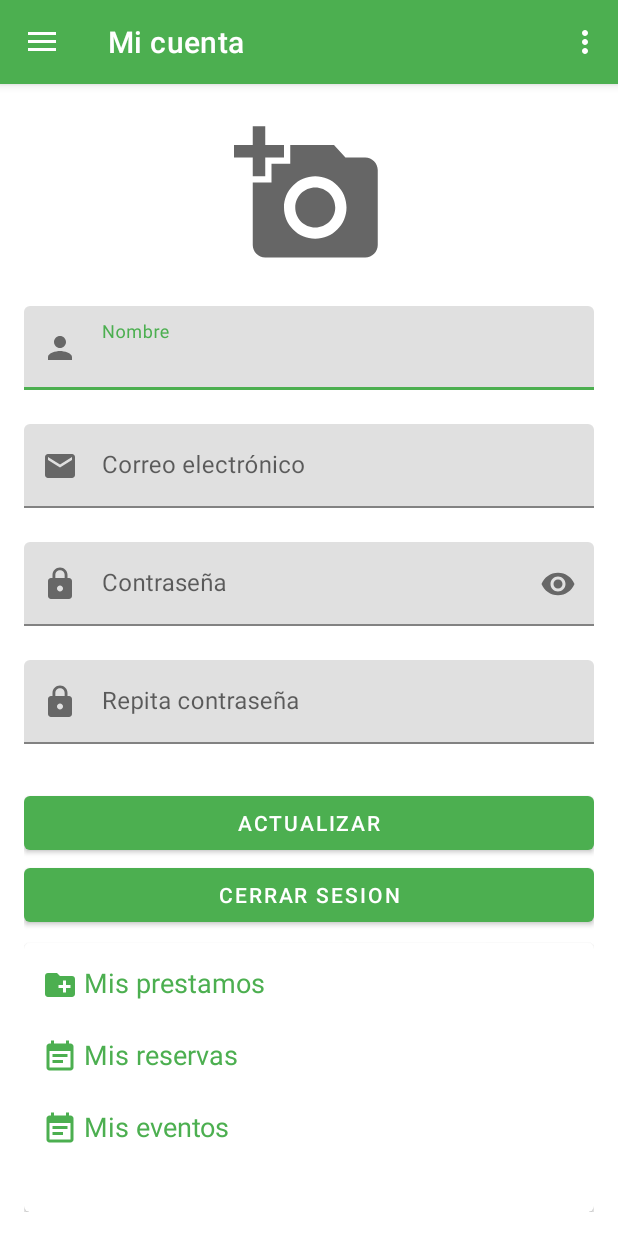
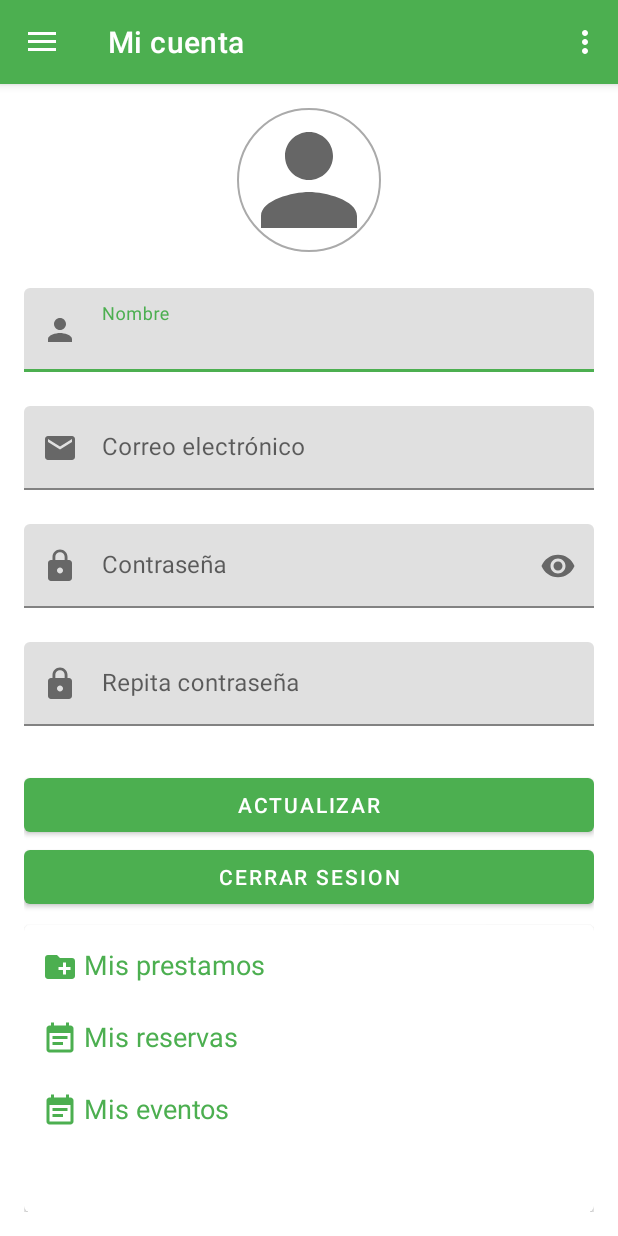
Before and after one commit to Daferd/BibliotecApp, an Android app: the screen it shows after launch once a user with an empty profile is signed in (DrawerActivity), in the side drawer, after a tap on "Mi cuenta", on a phone screen of 412 x 824 dp. Run offline under Robolectric (Android 15) with nearby library versions, the phone set to English and light mode, and no system bars; our stand-ins replace CircleImageView, Firebase (no records; nobody signed in at launch, a user with empty details on screens opened directly), Picasso, navigation-ui.

Commit message:
Implementacion de imagenes cargadas de firebase y borde redondeado

```diff
--- a/app/src/main/res/layout/fragment_perfil.xml
+++ b/app/src/main/res/layout/fragment_perfil.xml
@@ -16,12 +16,13 @@
         tools:context=".ui.miperfil.PerfilFragment">
 
 
-        <ImageView
-            android:id="@+id/imageView5"
-            android:layout_width="100dp"
-            android:layout_height="100dp"
-            android:layout_marginTop="8dp"
-            android:src="@drawable/ic__add_a_photo" />
+        <de.hdodenhof.circleimageview.CircleImageView xmlns:app="http://schemas.android.com/apk/res-auto"
+            android:id="@+id/profile_image"
+            android:layout_width="96dp"
+            android:layout_height="96dp"
+            android:src="@drawable/ic_person"
+            app:civ_border_color="@android:color/darker_gray"
+            app:civ_border_width="1dp" />
 
         <com.google.android.material.textfield.TextInputLayout
             android:id="@+id/nombre_perfil_edit_text_layout"
```
